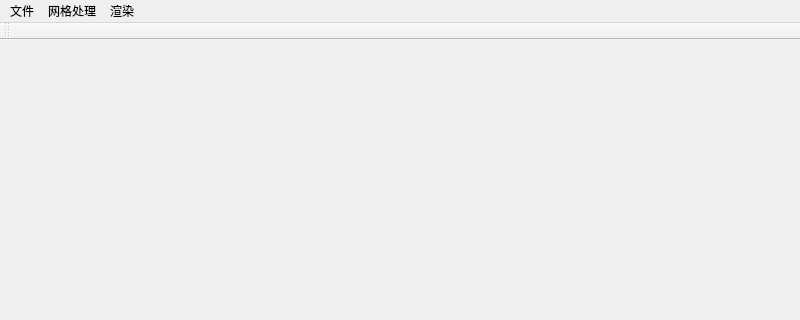
Qt form mainwindow.ui (windless1015/Cart3DDemo) before a commit; both pictures show x 0 to 800 and y 0 to 320 of the 800 by 600 pixel window.
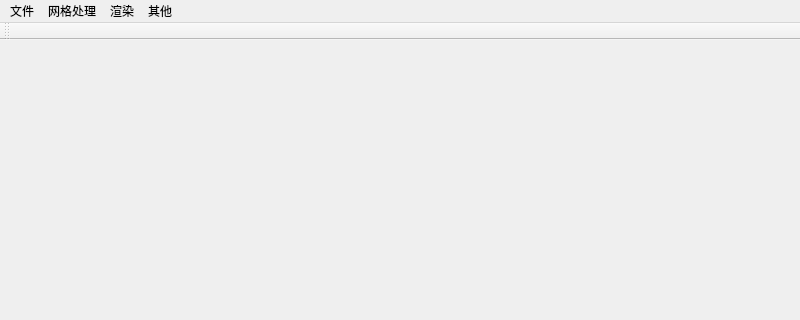
The same form after that commit.

The edit to the form file:
```diff
--- a/mainwindow.ui
+++ b/mainwindow.ui
@@ -20,7 +20,7 @@
      <x>0</x>
      <y>0</y>
      <width>800</width>
-     <height>22</height>
+     <height>26</height>
     </rect>
    </property>
    <widget class="QMenu" name="menuFile">
@@ -53,9 +53,16 @@
     </property>
     <addaction name="actionUseTexture"/>
    </widget>
+   <widget class="QMenu" name="menu">
+    <property name="title">
+     <string>其他</string>
+    </property>
+    <addaction name="actionAddAttachment"/>
+   </widget>
    <addaction name="menuFile"/>
    <addaction name="menuMesh"/>
    <addaction name="menuRendering"/>
+   <addaction name="menu"/>
   </widget>
   <widget class="QStatusBar" name="statusbar"/>
   <widget class="QToolBar" name="toolBar">
```
Left out of the diff: 5 changed lines with no effect on the pictures.
